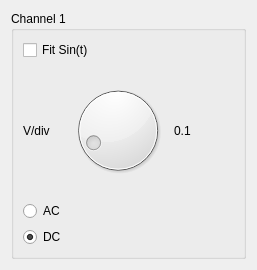
Old version of the form frontend/Osci/channelcontrol.ui in the repository mru00/SampleScope.
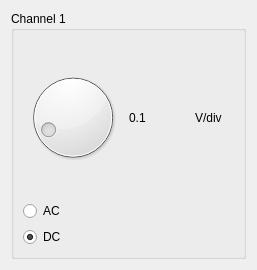
New version of the form.

```diff
--- a/frontend/Osci/channelcontrol.ui
+++ b/frontend/Osci/channelcontrol.ui
@@ -40,28 +40,11 @@
         <property name="sizeConstraint">
          <enum>QLayout::SetDefaultConstraint</enum>
         </property>
-        <item>
-         <widget class="QCheckBox" name="checkBoxFitSin">
-          <property name="text">
-           <string>Fit Sin(t)</string>
-          </property>
-         </widget>
-        </item>
         <item>
          <layout class="QHBoxLayout" name="horizontalLayout_2">
           <property name="sizeConstraint">
            <enum>QLayout::SetFixedSize</enum>
           </property>
-          <item>
-           <widget class="QLabel" name="label_2">
-            <property name="text">
-             <string>V/div</string>
-            </property>
-            <property name="buddy">
-             <cstring>dialGain</cstring>
-            </property>
-           </widget>
-          </item>
           <item>
            <widget class="QDial" name="dialGain">
             <property name="sizePolicy">
@@ -103,6 +86,16 @@
             </property>
            </widget>
           </item>
+          <item>
+           <widget class="QLabel" name="label_2">
+            <property name="text">
+             <string>V/div</string>
+            </property>
+            <property name="buddy">
+             <cstring>dialGain</cstring>
+            </property>
+           </widget>
+          </item>
          </layout>
         </item>
         <item>
```
